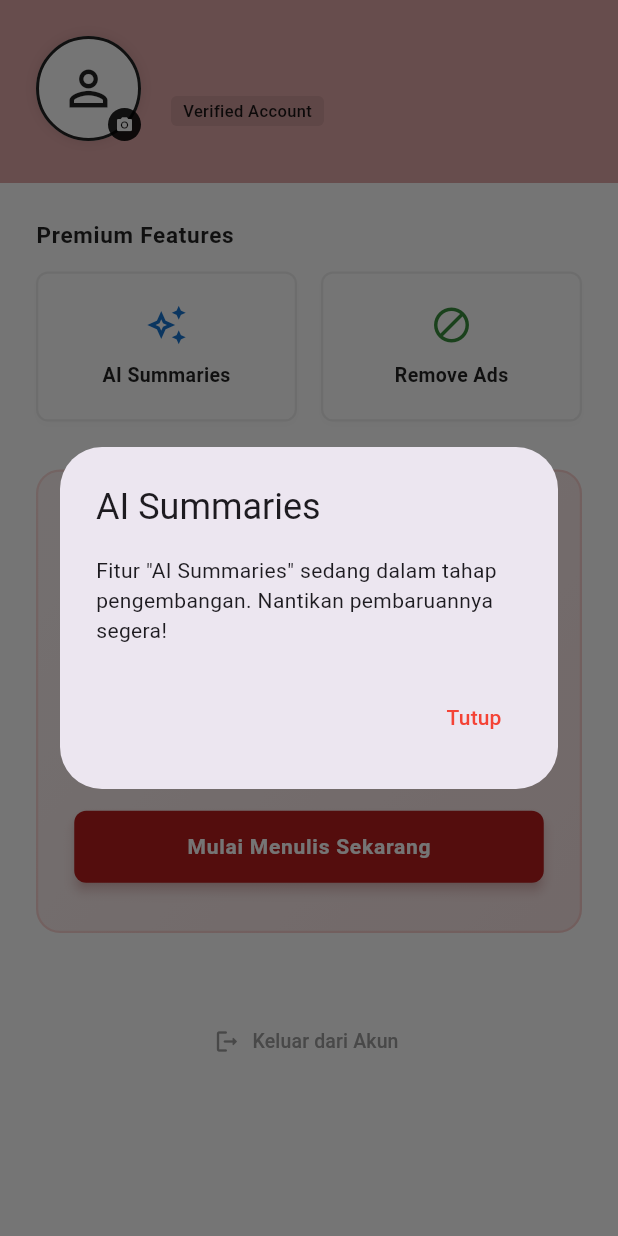
After one commit to EMERALD-CU/uts-mobile-computing-berita-in, a Flutter app: the PlusPage screen opened directly, after a tap on "AI Summaries", on a phone screen of 412 x 824 dp. The commit adds this screen. Run offline on Flutter 3.47's test engine with Material 3 defaults, Android fonts, the phone set to English and light mode, and no system bars; our stand-ins replace image_picker, shared_preferences; accounts and stored records are empty; network calls fail.

Commit message:
feat: build Berita.in Plus page and adjust design

```diff
--- a/lib/services/auth_service.dart
+++ b/lib/services/auth_service.dart
@@ -18,7 +18,13 @@ class AuthService {
     return prefs.getBool(_loginKey) ?? false; // Jika belum pernah login, kembalikan 'false'
   }
 
-  // 3. Fungsi untuk MENGHAPUS status login (Dipanggil saat user klik Logout)
+  // 3. Fungsi ini untuk MENGAMBIL email yang sedang login
+  static Future<String?> getUserEmail() async {
+    final prefs = await SharedPreferences.getInstance();
+    return prefs.getString(_emailKey); // Mengembalikan email atau null jika tidak ada
+  }
+
+  // 4. Fungsi untuk MENGHAPUS status login (Dipanggil saat user klik Logout)
   static Future<void> logout() async {
     final prefs = await SharedPreferences.getInstance();
     await prefs.remove(_loginKey);
--- a/lib/views/home_screen.dart
+++ b/lib/views/home_screen.dart
@@ -1,3 +1,4 @@
+import 'plus_page.dart';
 import 'package:flutter/material.dart';
 import '../theme/app_colors.dart';
 import 'login_screen.dart';
@@ -226,7 +227,7 @@ class _HomeScreenState extends State<HomeScreen> {
     } else if (_selectedIndex == 1) {
       return const HarianPage();
     } else {
-      return const Center(child: Text('Halaman Berita.in Plus (Segera Hadir)'));
+      return const PlusPage();
     }
   }
 
--- /dev/null
+++ b/lib/views/plus_page.dart
@@ -0,0 +1,341 @@
+import '../data/app_data.dart';
+import 'dart:io';
+import 'package:flutter/foundation.dart' show kIsWeb;
+import 'package:flutter/material.dart';
+import 'package:image_picker/image_picker.dart';
+import '../theme/app_colors.dart';
+import '../services/auth_service.dart';
+import 'login_screen.dart';
+
+class PlusPage extends StatefulWidget {
+  const PlusPage({super.key});
+
+  @override
+  State<PlusPage> createState() => _PlusPageState();
+}
+
+class _PlusPageState extends State<PlusPage> {
+  XFile? _profileImage;
+  final ImagePicker _picker = ImagePicker();
+
+  Future<void> _bukaKamera() async {
+    try {
+      final XFile? image = await _picker.pickImage(source: ImageSource.camera);
+      if (image != null) {
+        setState(() {
+          _profileImage = image;
+        });
+      }
+    } catch (e) {
+      debugPrint("Gagal membuka kamera: $e");
+    }
+  }
+
+  String _namaAkun = 'Memuat...';
+
+  @override
+  void initState() {
+    super.initState();
+    _ambilDataPengguna();
+  }
+
+  Future<void> _ambilDataPengguna() async {
+    String? emailLogin = await AuthService.getUserEmail();
+    if (emailLogin != null) {
+      String namaDitemukan = emailLogin;
+
+      for (var akun in AppData.savedAccounts) {
+        if (akun['email'] == emailLogin) {
+          namaDitemukan = akun['name'];
+          break;
+        }
+      }
+
+      setState(() {
+        _namaAkun = namaDitemukan;
+      });
+    }
+  }
+
+  // Fungsi simulasi saat fitur premium ditekan
+  void _tampilkanDialogFitur(String namaFitur) {
+    showDialog(
+      context: context,
+      builder: (context) => AlertDialog(
+        title: Text(namaFitur),
+        content: Text('Fitur "$namaFitur" sedang dalam tahap pengembangan. Nantikan pembaruannya segera!'),
+        actions: [
+          TextButton(
+            onPressed: () => Navigator.pop(context),
+            child: const Text('Tutup', style: TextStyle(color: Colors.red)),
+          ),
+        ],
+      ),
+    );
+  }
+
+ @override
+  Widget build(BuildContext context) {
+    // Mengambil tinggi status bar ponsel agar jarak atas pas di semua jenis HP
+    final double topPadding = MediaQuery.of(context).padding.top;
+
+    return Scaffold(
+      backgroundColor: Colors.white,
+      body: SingleChildScrollView(
+        child: Column(
+          crossAxisAlignment: CrossAxisAlignment.start,
+          children: [
+
+            // --- 1. KARTU PROFIL ---
+            Container(
+              width: double.infinity,
+              padding: EdgeInsets.only(top: topPadding + 24, bottom: 28, left: 24, right: 24),
+              decoration: const BoxDecoration(
+                color: Color(0xFFE0A7A7),
+              ),
+              child: Row(
+                crossAxisAlignment: CrossAxisAlignment.center,
+                children: [
+                  // Avatar Interaktif dengan Indikator Kamera yang Lebih Rapi
+                  GestureDetector(
+                    onTap: _bukaKamera,
+                    child: Stack(
+                      alignment: Alignment.bottomRight,
+                      children: [
+                        Container(
+                          width: 70,
+                          height: 70,
+                          decoration: BoxDecoration(
+                            shape: BoxShape.circle,
+                            color: Colors.white,
+                            border: Border.all(color: Colors.black87, width: 2),
+                            boxShadow: [
+                              BoxShadow(color: Colors.black.withOpacity(0.1), blurRadius: 6),
+                            ],
+                            image: _profileImage != null
+                                ? DecorationImage(
+                                    image: kIsWeb
+                                        ? NetworkImage(_profileImage!.path)
+                                        : FileImage(File(_profileImage!.path)) as ImageProvider,
+                                    fit: BoxFit.cover,
+                                  )
+                                : null,
+                          ),
+                          child: _profileImage == null
+                              ? const Icon(Icons.person_outline, size: 38, color: Colors.black87)
+                              : null,
+                        ),
+                        // Lingkaran Kecil Ikon Kamera
+                        Container(
+                          padding: const EdgeInsets.all(5),
+                          decoration: const BoxDecoration(
+                            color: Colors.black87,
+                            shape: BoxShape.circle,
+                          ),
+                          child: const Icon(Icons.camera_alt, size: 12, color: Colors.white),
+                        ),
+                      ],
+                    ),
+                  ),
+                  const SizedBox(width: 20),
+
+                  Expanded(
+                    child: Column(
+                      crossAxisAlignment: CrossAxisAlignment.start,
+                      children: [
+                        Text(
+                          _namaAkun,
+                          style: const TextStyle(
+                            color: Colors.black87,
+                            fontSize: 18,
+                            fontWeight: FontWeight.bold,
+                            letterSpacing: 0.3,
+                          ),
+                        ),
+                        const SizedBox(height: 4),
+                        Container(
+                          padding: const EdgeInsets.symmetric(horizontal: 8, vertical: 2),
+                          decoration: BoxDecoration(
+                            color: Colors.black.withOpacity(0.08),
+                            borderRadius: BorderRadius.circular(4),
+                          ),
+                          child: const Text(
+                            'Verified Account',
+                            style: TextStyle(
+                              color: Colors.black87,
+                              fontSize: 11,
+                              fontWeight: FontWeight.w500,
+                            ),
+                          ),
+                        ),
+                      ],
+                    ),
+                  ),
+                ],
+              ),
+            ),
+
+            // --- AREA KONTEN UTAMA ---
+            Padding(
+              padding: const EdgeInsets.all(24.0),
+              child: Column(
+                crossAxisAlignment: CrossAxisAlignment.start,
+                children: [
+
+                  // --- 2. PREMIUM FEATURES ---
+                  const Text(
+                    'Premium Features',
+                    style: TextStyle(fontSize: 15, fontWeight: FontWeight.bold, color: Colors.black87, letterSpacing: 0.5),
+                  ),
+                  const SizedBox(height: 14),
+                  Row(
+                    children: [
+                      Expanded(
+                        child: GestureDetector(
+                          onTap: () => _tampilkanDialogFitur('AI Summaries'),
+                          child: _buildPremiumCard(
+                            icon: Icons.auto_awesome_outlined,
+                            title: 'AI Summaries',
+                            iconColor: Colors.blue.shade700,
+                          ),
+                        ),
+                      ),
+                      const SizedBox(width: 16),
+                      Expanded(
+                        child: GestureDetector(
+                          onTap: () => _tampilkanDialogFitur('Remove Ads'),
+                          child: _buildPremiumCard(
+                            icon: Icons.block_outlined,
+                            title: 'Remove Ads',
+                            iconColor: Colors.green.shade700,
+                          ),
+                        ),
+                      ),
+                    ],
+                  ),
+                  const SizedBox(height: 32),
+
+                  // --- 3. BANNER KONTRIBUTOR ---
+                  Container(
+                    width: double.infinity,
+                    padding: const EdgeInsets.symmetric(horizontal: 24, vertical: 32),
+                    decoration: BoxDecoration(
+                      // Gradasi warna lembut agar terlihat seperti spanduk premium
+                      gradient: const LinearGradient(
+                        colors: [Color(0xFFFCF3F3), Color(0xFFF9E4E4)],
+                        begin: Alignment.topLeft,
+                        end: Alignment.bottomRight,
+                      ),
+                      borderRadius: BorderRadius.circular(16),
+                      border: Border.all(color: Colors.red.withOpacity(0.15), width: 1.5),
+                    ),
+                    child: Column(
+                      crossAxisAlignment: CrossAxisAlignment.center,
+                      children: [
+                        // Ikon Pena/Dokumen Menonjol
+                        Container(
+                          padding: const EdgeInsets.all(16),
+                          decoration: BoxDecoration(
+                            color: Colors.white,
+                            shape: BoxShape.circle,
+                            boxShadow: [
+                              BoxShadow(color: Colors.red.withOpacity(0.1), blurRadius: 12, offset: const Offset(0, 6)),
+                            ],
+                          ),
+                          child: const Icon(Icons.edit_document, size: 36, color: AppColors.primaryRed),
+                        ),
+                        const SizedBox(height: 20),
+
+                        // Judul Menggugah
+                        const Text(
+                          'Punya Perspektif Menarik?',
+                          textAlign: TextAlign.center,
+                          style: TextStyle(fontSize: 18, fontWeight: FontWeight.bold, color: Colors.black87),
+                        ),
+                        const SizedBox(height: 12),
+
+                        // Teks Deskripsi
+                        const Text(
+                          'Jadilah kontributor Berita.in. Bagikan opini Anda dan jangkau ribuan pembaca setia setiap harinya.',
+                          textAlign: TextAlign.center,
+                          style: TextStyle(fontSize: 13, height: 1.5, color: Colors.black54),
+                        ),
+                        const SizedBox(height: 28),
+
+                        // Tombol Utama "Mulai Menulis"
+                        SizedBox(
+                          width: double.infinity,
+                          child: ElevatedButton(
+                            onPressed: () => _tampilkanDialogFitur('Mulai Menulis Artikel'),
+                            style: ElevatedButton.styleFrom(
+                              backgroundColor: AppColors.primaryRed,
+                              elevation: 3, // Bayangan tombol agar menonjol
+                              shadowColor: AppColors.primaryRed.withOpacity(0.4),
+                              padding: const EdgeInsets.symmetric(vertical: 14),
+                              shape: RoundedRectangleBorder(borderRadius: BorderRadius.circular(8)),
+                            ),
+                            child: const Text(
+                              'Mulai Menulis Sekarang',
+                              style: TextStyle(color: Colors.white, fontWeight: FontWeight.bold, fontSize: 14, letterSpacing: 0.5),
+                            ),
+                          ),
+                        ),
+                      ],
+                    ),
+                  ),
+
+                  const SizedBox(height: 48),
+
+                  // --- 4. TOMBOL KELUAR AKUN ---
+                  Center(
+                    child: TextButton.icon(
+                      onPressed: () async {
+                        await AuthService.logout();
+                        Navigator.pushAndRemoveUntil(
+                          context,
+                          MaterialPageRoute(builder: (context) => const LoginScreen()),
+                          (route) => false
+                        );
+                      },
+                      icon: const Icon(Icons.logout_rounded, color: Colors.grey, size: 18),
+                      label: const Text(
+                        'Keluar dari Akun',
+                        style: TextStyle(color: Colors.grey, fontSize: 13, fontWeight: FontWeight.w500),
+                      ),
+                    ),
+                  ),
+                  const SizedBox(height: 16),
+                ],
+              ),
+            ),
+          ],
+        ),
+      ),
+    );
+  }
+
+  Widget _buildPremiumCard({required IconData icon, required String title, required Color iconColor}) {
+    return Container(
+      padding: const EdgeInsets.symmetric(vertical: 20),
+      decoration: BoxDecoration(
+        color: Colors.white,
+        borderRadius: BorderRadius.circular(8),
+        border: Border.all(color: Colors.grey.shade200, width: 1.5),
+        boxShadow: [
+          BoxShadow(color: Colors.black.withOpacity(0.02), blurRadius: 4, offset: const Offset(0, 2)),
+        ],
+      ),
+      child: Column(
+        mainAxisAlignment: MainAxisAlignment.center,
+        children: [
+          Icon(icon, size: 28, color: iconColor),
+          const SizedBox(height: 10),
+          Text(
+            title,
+            style: const TextStyle(fontSize: 13, fontWeight: FontWeight.bold, color: Colors.black87),
+          ),
+        ],
+      ),
+    );
+  }
+}
--- a/pubspec.yaml
+++ b/pubspec.yaml
@@ -17,6 +17,7 @@ dependencies:
   provider: ^6.1.2             # Untuk State Management
   shared_preferences: ^2.2.3   # Untuk Local Storage (Status Login)
   http: ^1.2.1                 # Untuk Integrasi REST API News
+  image_picker: ^1.2.3
 
 dev_dependencies:
   flutter_test:
```
Also changed, not shown: pubspec.lock, 5 other files.
